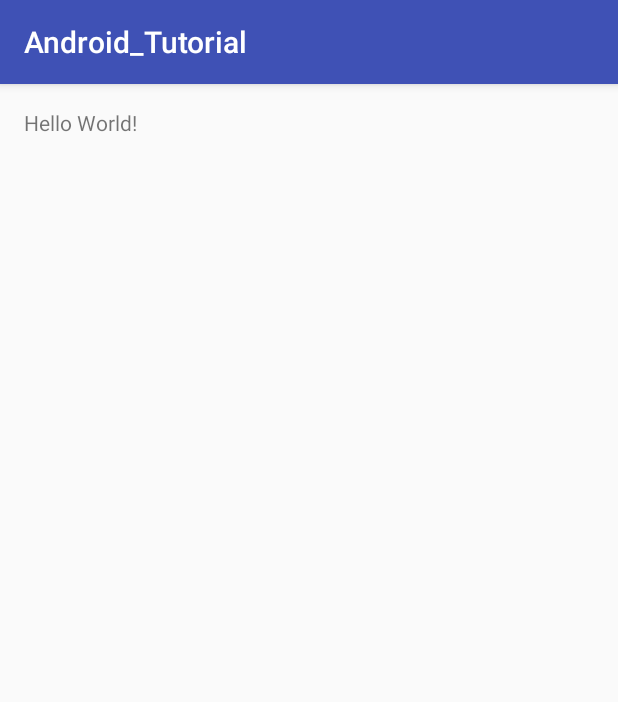
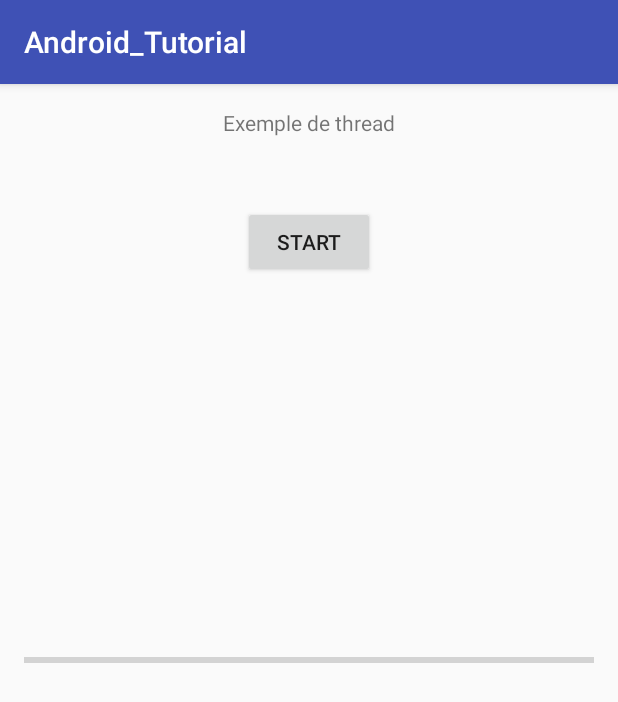
Before and after one commit to tijeff/Android_tutorial, an Android app: the screen it shows after launch (MainActivity), on a phone screen of 412 x 824 dp. Shown: the top 702 px of the screen. Run offline under Robolectric (Android 15) with nearby library versions, the phone set to English and light mode, and no system bars.

Commit message:
Application avec un thread est une barre de progression

```diff
--- a/app/src/main/res/layout/activity_main.xml
+++ b/app/src/main/res/layout/activity_main.xml
@@ -8,5 +8,28 @@
     tools:context="fr.epitez.android_tutorial.MainActivity">
 
     <TextView android:layout_width="wrap_content" android:layout_height="wrap_content"
-        android:text="Hello World!" />
+        android:text="Exemple de thread"
+        android:id="@+id/theTextView"
+        android:layout_alignParentTop="true"
+        android:layout_centerHorizontal="true" />
+
+    <Button
+        android:layout_width="wrap_content"
+        android:layout_height="wrap_content"
+        android:text="Start"
+        android:id="@+id/theButton"
+        android:layout_below="@+id/theTextView"
+        android:layout_centerHorizontal="true"
+        android:layout_marginTop="46dp"
+        android:onClick="onClick" />
+
+    <ProgressBar
+        style="?android:attr/progressBarStyleHorizontal"
+        android:layout_width="wrap_content"
+        android:layout_height="wrap_content"
+        android:id="@+id/theProgressBar"
+        android:layout_centerVertical="true"
+        android:layout_alignParentStart="true"
+        android:max="15"
+        android:layout_alignParentEnd="true" />
 </RelativeLayout>
```
Also changed, not shown: app/src/main/java/fr/epitez/android_tutorial/MainActivity.java (+85 -0 lines).
